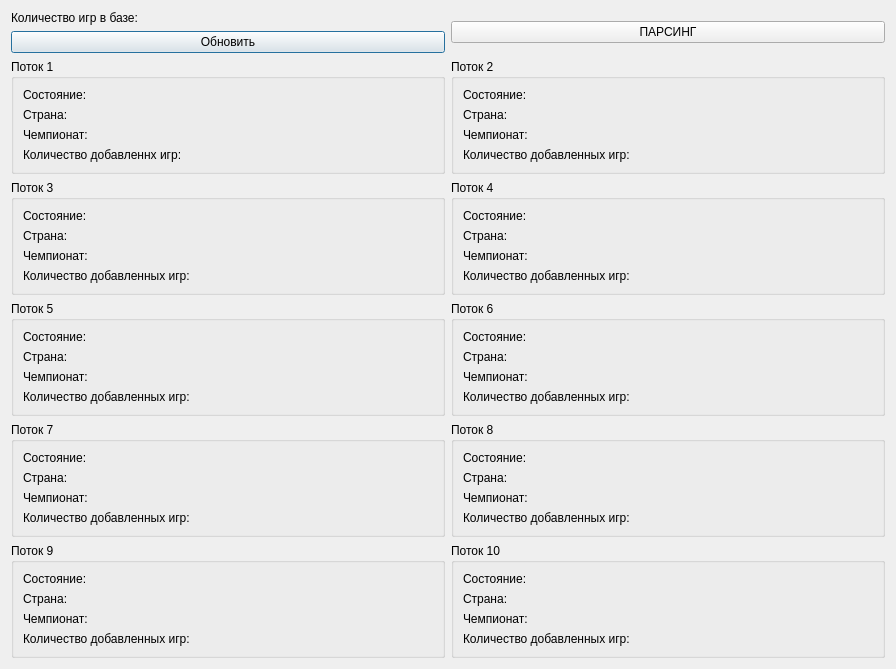
Above: multiparser.ui from isys35/odds_bk2 before the change. Below: the same form after it.
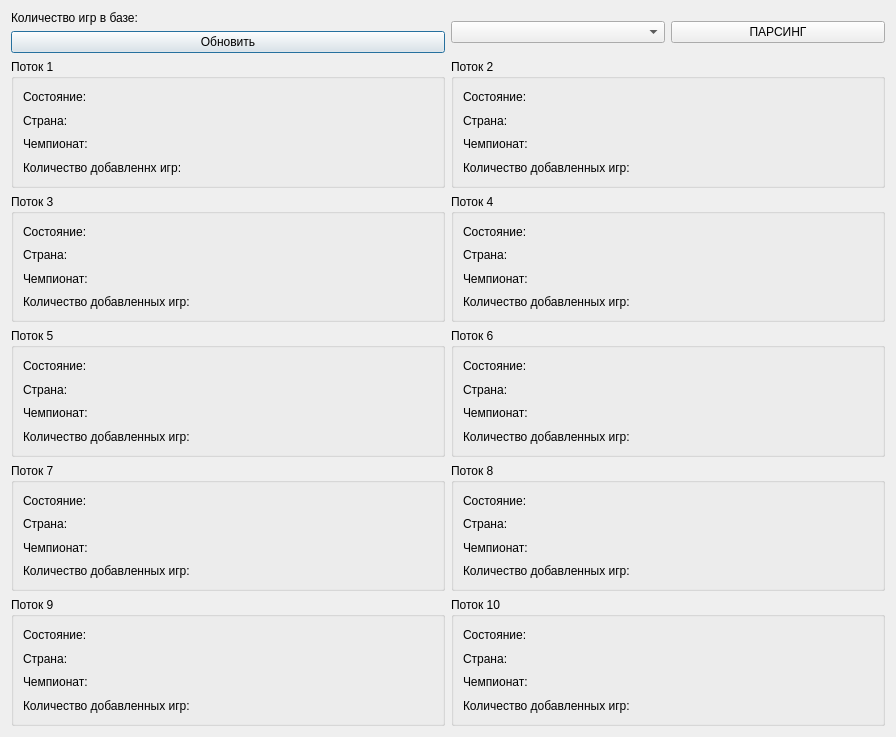
That is the form after the change.

Diff of the .ui file:
```diff
--- a/multiparser.ui
+++ b/multiparser.ui
@@ -7,7 +7,7 @@
     <x>0</x>
     <y>0</y>
     <width>896</width>
-    <height>637</height>
+    <height>737</height>
    </rect>
   </property>
   <property name="windowTitle">
@@ -405,11 +405,18 @@
       </layout>
      </item>
      <item row="0" column="1">
-      <widget class="QPushButton" name="pushButton_2">
-       <property name="text">
-        <string>ПАРСИНГ</string>
-       </property>
-      </widget>
+      <layout class="QHBoxLayout" name="horizontalLayout_3">
+       <item>
+        <widget class="QComboBox" name="comboBox"/>
+       </item>
+       <item>
+        <widget class="QPushButton" name="pushButton_2">
+         <property name="text">
+          <string>ПАРСИНГ</string>
+         </property>
+        </widget>
+       </item>
+      </layout>
      </item>
     </layout>
    </item>
```
Left out of the diff: 196 changed lines with no effect on the pictures.
